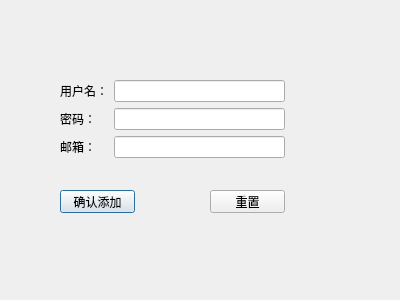
Above: sys_add_user.ui from liwen123cd/curly-tribble before the change. Below: the same form after it.
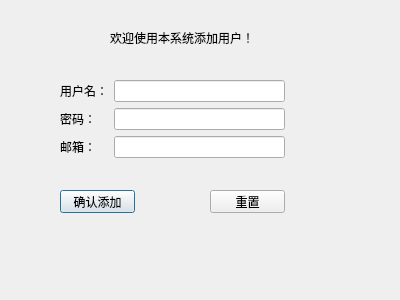
That is the form after the change.

The edit to the form file:
```diff
--- a/sys_add_user.ui
+++ b/sys_add_user.ui
@@ -95,6 +95,22 @@
     </item>
    </layout>
   </widget>
+  <widget class="QLabel" name="label_4">
+   <property name="geometry">
+    <rect>
+     <x>110</x>
+     <y>30</y>
+     <width>161</width>
+     <height>16</height>
+    </rect>
+   </property>
+   <property name="styleSheet">
+    <string notr="true">font: 10pt &quot;Microsoft YaHei UI&quot;;</string>
+   </property>
+   <property name="text">
+    <string>欢迎使用本系统添加用户！</string>
+   </property>
+  </widget>
  </widget>
  <resources/>
  <connections/>
```
